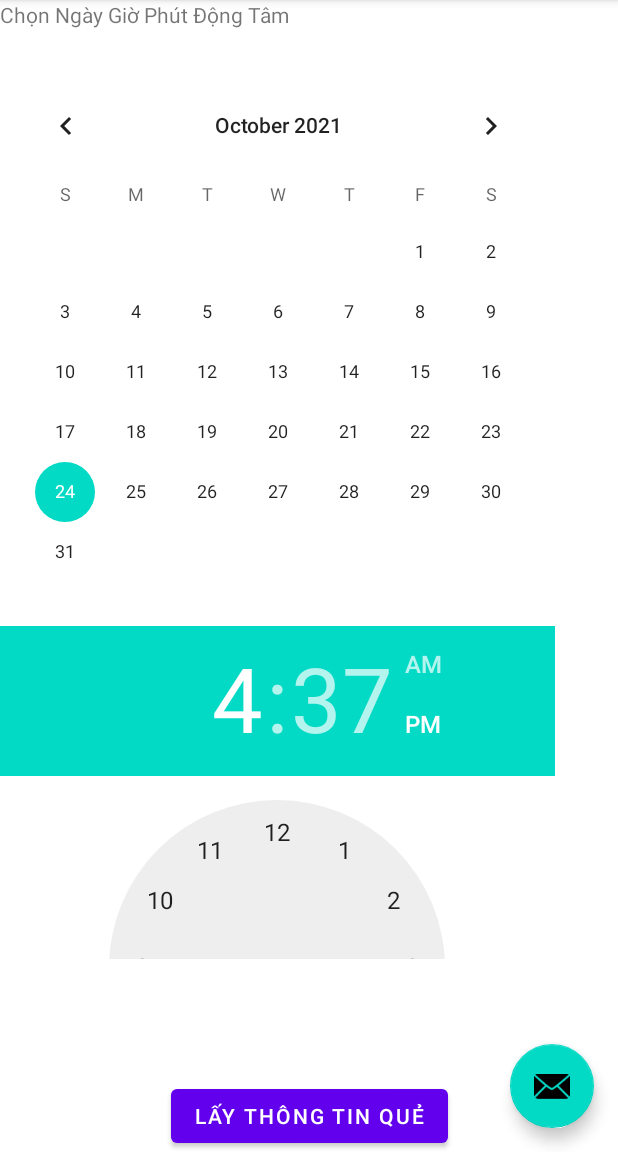
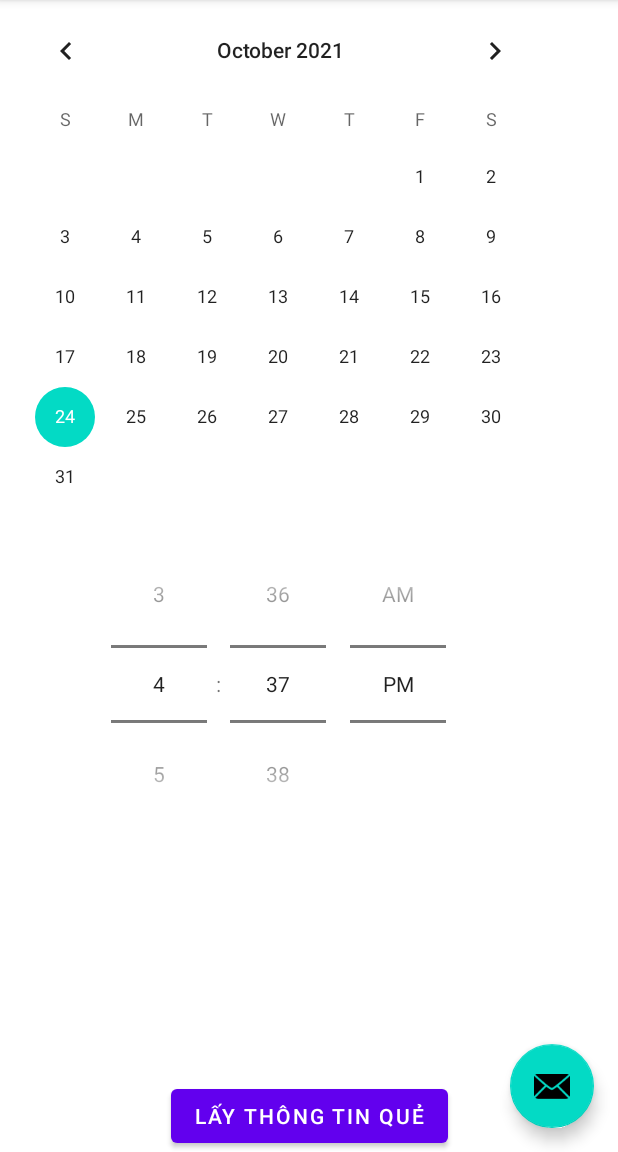
Before and after one commit to huynhnb/gieoquemaihoa, an Android app: the screen it shows after launch (MainActivity), on a phone screen of 412 x 824 dp, the part 84-1236 px from its top. Run offline under Robolectric (Android 15) with nearby library versions, the phone set to English and light mode, and no system bars.

Commit message:
Init gieo que mai hoa

```diff
--- a/app/src/main/res/layout/fragment_first.xml
+++ b/app/src/main/res/layout/fragment_first.xml
@@ -15,19 +15,14 @@
             app:layout_constraintEnd_toEndOf="parent"
             app:layout_constraintBottom_toBottomOf="parent"
     />
-    <TextView
-            android:layout_width="370dp"
-            android:layout_height="34dp" android:id="@+id/textView"
-            tools:layout_editor_absoluteX="16dp" android:text="Chọn Ngày Giờ Phút Động Tâm"
-            tools:ignore="MissingConstraints"
-            tools:layout_editor_absoluteY="26dp"/>
     <CalendarView
-            android:layout_width="371dp"
-            android:layout_height="359dp" android:id="@+id/calendarView"
-            tools:layout_editor_absoluteX="16dp" android:layout_marginTop="16dp"
-            app:layout_constraintTop_toBottomOf="@+id/textView"/>
-    <TimePicker android:layout_width="370dp" android:layout_height="222dp"
-                tools:layout_editor_absoluteX="16dp" android:layout_marginTop="8dp"
-                app:layout_constraintTop_toBottomOf="@+id/calendarView"></TimePicker>
+            android:layout_width="374dp"
+            android:layout_height="326dp" android:id="@+id/calendarView"
+            tools:layout_editor_absoluteX="16dp"
+            tools:ignore="MissingConstraints" tools:layout_editor_absoluteY="4dp"/>
+    <TimePicker android:layout_width="371dp" android:layout_height="216dp"
+                tools:layout_editor_absoluteX="16dp" android:layout_marginTop="24dp"
+                app:layout_constraintTop_toBottomOf="@+id/calendarView" tools:ignore="MissingConstraints"
+                android:timePickerMode="spinner"/>
 
 </androidx.constraintlayout.widget.ConstraintLayout>
```
